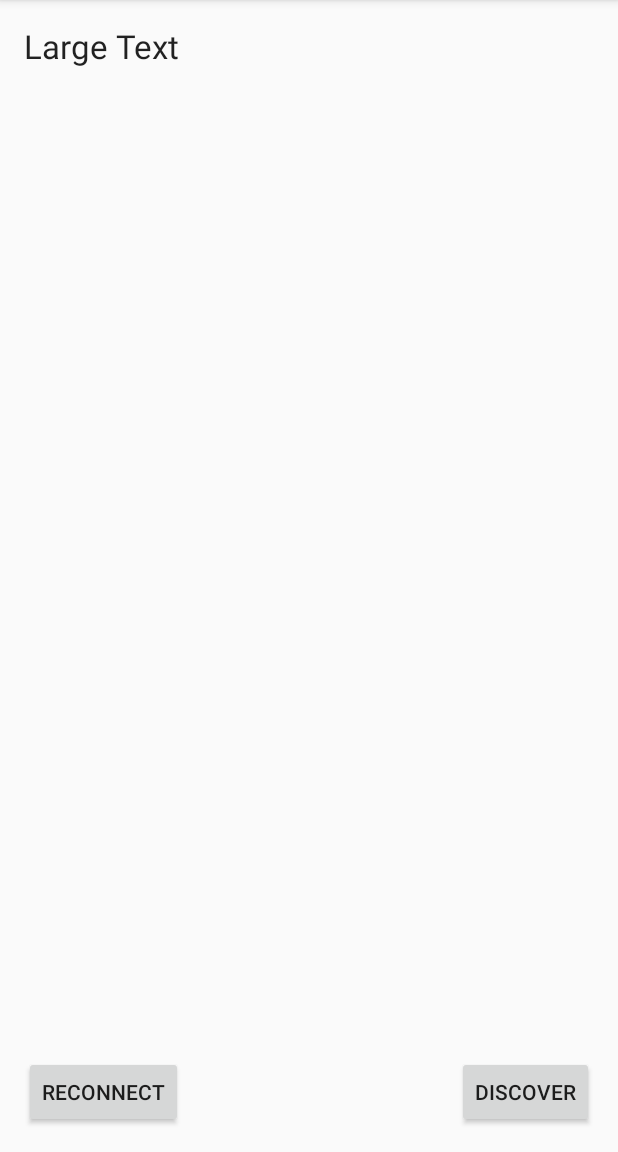
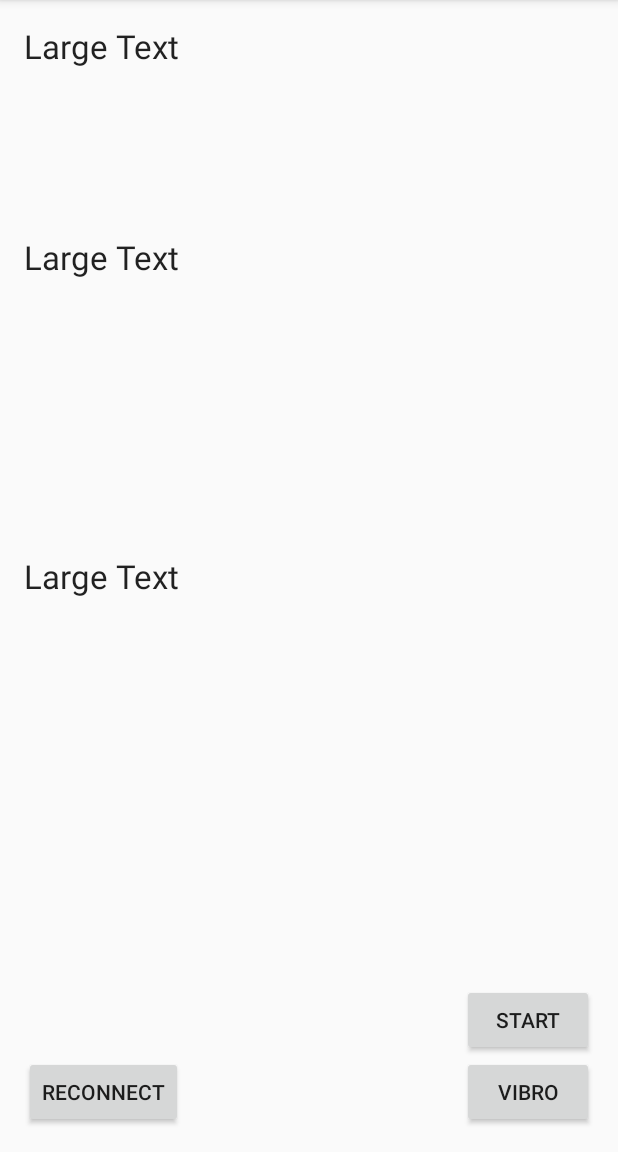
Before and after one commit to KolinLoures/WorkWithBluetoothApp, an Android app: the ConnnectionActivity screen opened directly, with no data from a screen before it, on a phone screen of 412 x 824 dp, the part 84-1236 px from its top. Run offline under Robolectric (Android 15) with nearby library versions, the phone set to English and light mode, and no system bars; our stand-ins replace Dagger/Hilt's generated code; libraries missing offline, so code that uses them is left out: com.polidea.rxandroidble, rx.android.schedulers, rx.functions; 7 statements that could not run were skipped.

Commit message:
send cmd to device

```diff
--- a/app/src/main/AndroidManifest.xml
+++ b/app/src/main/AndroidManifest.xml
@@ -9,7 +9,7 @@
         android:label="@string/app_name"
         android:supportsRtl="true"
         android:theme="@style/AppTheme">
-        <activity android:name=".presentation.search.MainActivity">
+        <activity android:name=".presentation.search.MainActivity" android:screenOrientation="portrait">
             <intent-filter>
                 <action android:name="android.intent.action.MAIN" />
 
--- a/app/src/main/java/com/example/nkirilov/workwithbluetoothapp/domain/IRepository.java
+++ b/app/src/main/java/com/example/nkirilov/workwithbluetoothapp/domain/IRepository.java
@@ -1,5 +1,7 @@
 package com.example.nkirilov.workwithbluetoothapp.domain;
 
+import com.example.nkirilov.workwithbluetoothapp.data.device.CmdBraceletVibro;
+import com.example.nkirilov.workwithbluetoothapp.data.device.CmdCommunicationStart;
 import com.polidea.rxandroidble.RxBleDevice;
 import com.polidea.rxandroidble.RxBleScanResult;
 
@@ -12,4 +14,8 @@ public interface IRepository {
     Observable<RxBleScanResult> scanDevices();
 
     RxBleDevice getDevice(String macAddress);
+
+    CmdBraceletVibro getCmdBraceletVibro();
+
+    CmdCommunicationStart getCmdCommunicationStart();
 }
--- a/app/src/main/java/com/example/nkirilov/workwithbluetoothapp/domain/Interactor.java
+++ b/app/src/main/java/com/example/nkirilov/workwithbluetoothapp/domain/Interactor.java
@@ -12,4 +12,8 @@ public interface Interactor {
     Observable<RxBleScanResult> scanningDevices();
 
     RxBleDevice getDevice(String macAddress);
+
+    byte[] getCmdBraceletVibroByte();
+
+    byte[] getCmdCommStartByte();
 }
--- a/app/src/main/java/com/example/nkirilov/workwithbluetoothapp/presentation/connectDevice/ConnectionPresenter.java
+++ b/app/src/main/java/com/example/nkirilov/workwithbluetoothapp/presentation/connectDevice/ConnectionPresenter.java
@@ -1,19 +1,23 @@
 package com.example.nkirilov.workwithbluetoothapp.presentation.connectDevice;
 
 import android.content.Context;
+import android.util.Log;
 
 import com.example.nkirilov.workwithbluetoothapp.App;
+import com.example.nkirilov.workwithbluetoothapp.data.device.BleDevice;
 import com.example.nkirilov.workwithbluetoothapp.domain.Interactor;
 import com.polidea.rxandroidble.RxBleConnection;
 import com.polidea.rxandroidble.RxBleDevice;
+import com.polidea.rxandroidble.utils.ConnectionSharingAdapter;
 
 import javax.inject.Inject;
 
+import rx.Observable;
 import rx.Subscription;
 import rx.android.schedulers.AndroidSchedulers;
-import rx.android.schedulers.HandlerScheduler;
 import rx.functions.Action0;
 import rx.functions.Action1;
+import rx.functions.Func1;
 
 /**
  * Created by n.kirilov on 22.06.2016.
@@ -27,6 +31,7 @@ public class ConnectionPresenter implements ContractConnect.ConnPresenter {
 
     private RxBleDevice device;
     private Subscription subscription;
+    private Observable<RxBleConnection> connectionObservable;
     private ContractConnect.ConnView view;
 
     public ConnectionPresenter() {
@@ -39,15 +44,15 @@ public class ConnectionPresenter implements ContractConnect.ConnPresenter {
         if (isConnected()){
             triggerDisconnect();
         } else {
-            subscription = device.establishConnection(context, false)
+            connectionObservable = device.establishConnection(context, false)
                     .observeOn(AndroidSchedulers.mainThread())
-                    .doOnSubscribe(new Action0() {
+                    .doOnUnsubscribe(new Action0() {
                         @Override
                         public void call() {
                             clearSub();
                         }
-                    })
-                    .subscribe(new Action1<RxBleConnection>() {
+                    }).compose(new ConnectionSharingAdapter());
+            subscription = connectionObservable.subscribe(new Action1<RxBleConnection>() {
                         @Override
                         public void call(RxBleConnection rxBleConnection) {
                             onConnReceived();
@@ -79,6 +84,7 @@ public class ConnectionPresenter implements ContractConnect.ConnPresenter {
     @Override
     public void clearSub() {
         subscription = null;
+        connectionObservable = null;
         view.updateUI();
     }
 
@@ -112,5 +118,70 @@ public class ConnectionPresenter implements ContractConnect.ConnPresenter {
                 });
     }
 
+    @Override
+    public void startWriteCommucation(final byte[] b) {
+        if (isConnected()){
+            connectionObservable
+                    .flatMap(new Func1<RxBleConnection, Observable<?>>() {
+                        @Override
+                        public Observable<?> call(RxBleConnection rxBleConnection) {
+
+                            return rxBleConnection.writeCharacteristic(
+                                    BleDevice.characteristicWrite, b);
+                        }
+                    }).observeOn(AndroidSchedulers.mainThread())
+                    .subscribe(new Action1<Object>() {
+                        @Override
+                        public void call(Object o) {
+                            view.setTextStatus("Success Write!");
+                        }
+                    }, new Action1<Throwable>() {
+                        @Override
+                        public void call(Throwable throwable) {
+                            view.setTextStatus("Write Fail!");
+                        }
+                    });
+        }
+    }
+
+    @Override
+    public void startReadCommucation(){
+        if (isConnected()){
+            connectionObservable.flatMap(new Func1<RxBleConnection, Observable<byte[]>>() {
+                        @Override
+                        public Observable<byte[]> call(RxBleConnection rxBleConnection) {
+                            return rxBleConnection
+                                    .readCharacteristic(BleDevice.characteristicRead);
+                        }
+                    })
+                    .observeOn(AndroidSchedulers.mainThread())
+                    .subscribe(new Action1<byte[]>() {
+                        @Override
+                        public void call(byte[] bytes) {
+                            view.setOutText(new String(bytes));
+                        }
+                    }, new Action1<Throwable>() {
+                        @Override
+                        public void call(Throwable throwable) {
+//                            Log.e("EX", "Тут эксптион", throwable);
+                            throwable.printStackTrace();
+                            view.setOutText("!!!Read Fail!!!");
+                        }
+                    });
+        }
+    }
+
+    @Override
+    public void onClickStartCommucation() {
+        startWriteCommucation(interactor.getCmdCommStartByte());
+        startReadCommucation();
+    }
+
+    @Override
+    public void onClickVibroCmd() {
+        startWriteCommucation(interactor.getCmdBraceletVibroByte());
+        startReadCommucation();
+    }
+
 
 }
--- a/app/src/main/java/com/example/nkirilov/workwithbluetoothapp/presentation/connectDevice/ConnnectionActivity.java
+++ b/app/src/main/java/com/example/nkirilov/workwithbluetoothapp/presentation/connectDevice/ConnnectionActivity.java
@@ -19,7 +19,12 @@ public class ConnnectionActivity extends AppCompatActivity implements ContractCo
     ContractConnect.ConnPresenter presenter;
 
     private TextView connText;
+    private TextView textStatus;
+    private TextView textOut;
     private Button btnConnect;
+    private Button btnStart;
+    private Button btnVibro;
+
 
     @Override
     protected void onCreate(Bundle savedInstanceState) {
@@ -29,7 +34,11 @@ public class ConnnectionActivity extends AppCompatActivity implements ContractCo
         App.getComponent().inject(this);
 
         connText = (TextView) findViewById(R.id.connectionState);
+        textStatus = (TextView) findViewById(R.id.textStatus);
+        textOut = (TextView) findViewById(R.id.textOut);
         btnConnect = (Button) findViewById(R.id.reConnect);
+        btnStart = (Button) findViewById(R.id.startBtn);
+        btnVibro = (Button) findViewById(R.id.vibroBtn);
 
         presenter.setView(this);
         final String mac = getIntent().getStringExtra("MAC");
@@ -48,6 +57,21 @@ public class ConnnectionActivity extends AppCompatActivity implements ContractCo
                 }
             }
         });
+
+        btnStart.setOnClickListener(new View.OnClickListener() {
+            @Override
+            public void onClick(View v) {
+                presenter.onClickStartCommucation();
+            }
+        });
+
+        btnVibro.setOnClickListener(new View.OnClickListener() {
+            @Override
+            public void onClick(View v) {
+                presenter.onClickVibroCmd();
+            }
+        });
+
     }
 
     @Override
@@ -66,4 +90,14 @@ public class ConnnectionActivity extends AppCompatActivity implements ContractCo
     public void setTextConn(String s) {
         connText.setText(s);
     }
+
+    @Override
+    public void setTextStatus(String s) {
+        textStatus.setText(s);
+    }
+
+    @Override
+    public void setOutText(String s) {
+        textOut.setText(s);
+    }
 }
--- a/app/src/main/java/com/example/nkirilov/workwithbluetoothapp/presentation/connectDevice/ContractConnect.java
+++ b/app/src/main/java/com/example/nkirilov/workwithbluetoothapp/presentation/connectDevice/ContractConnect.java
@@ -25,11 +25,23 @@ public interface ContractConnect {
         void setView(ContractConnect.ConnView view);
 
         void connListener();
-    }
+
+        void startWriteCommucation(byte[] b);
+
+        void startReadCommucation();
+
+        void onClickStartCommucation();
+
+        void onClickVibroCmd();
+}
 
     interface ConnView{
         void updateUI();
 
         void setTextConn(String s);
+
+        void setTextStatus(String s);
+
+        void setOutText(String s);
     }
 }
--- a/app/src/main/res/layout/activity_connnection.xml
+++ b/app/src/main/res/layout/activity_connnection.xml
@@ -30,8 +30,35 @@
     <Button
         android:layout_width="wrap_content"
         android:layout_height="wrap_content"
-        android:text="Discover"
-        android:id="@+id/discover"
+        android:text="Start"
+        android:id="@+id/startBtn"
+        android:layout_above="@+id/vibroBtn"
+        android:layout_alignStart="@+id/vibroBtn" />
+
+    <Button
+        android:layout_width="wrap_content"
+        android:layout_height="wrap_content"
+        android:text="Vibro"
+        android:id="@+id/vibroBtn"
         android:layout_alignParentBottom="true"
         android:layout_alignParentEnd="true" />
+
+    <TextView
+        android:layout_width="wrap_content"
+        android:layout_height="wrap_content"
+        android:textAppearance="?android:attr/textAppearanceLarge"
+        android:text="Large Text"
+        android:id="@+id/textStatus"
+        android:layout_marginTop="111dp"
+        android:layout_below="@+id/connectionState"
+        android:layout_alignParentStart="true" />
+
+    <TextView
+        android:layout_width="wrap_content"
+        android:layout_height="wrap_content"
+        android:textAppearance="?android:attr/textAppearanceLarge"
+        android:text="Large Text"
+        android:id="@+id/textOut"
+        android:layout_centerVertical="true"
+        android:layout_alignParentStart="true" />
 </RelativeLayout>
```
Also changed, not shown: app/src/main/java/com/example/nkirilov/workwithbluetoothapp/data/Repository.java (+19 -0 lines), app/src/main/java/com/example/nkirilov/workwithbluetoothapp/data/dataModule/DataModule.java (+15 -0 lines), app/src/main/java/com/example/nkirilov/workwithbluetoothapp/data/device/BleDevice.java (added, +30 -0 lines), app/src/main/java/com/example/nkirilov/workwithbluetoothapp/data/device/CmdBraceletVibro.java (added, +15 -0 lines), app/src/main/java/com/example/nkirilov/workwithbluetoothapp/data/device/CmdCommunicationStart.java (added, +28 -0 lines), app/src/main/java/com/example/nkirilov/workwithbluetoothapp/domain/IntetactorImpl.java (+16 -0 lines).
